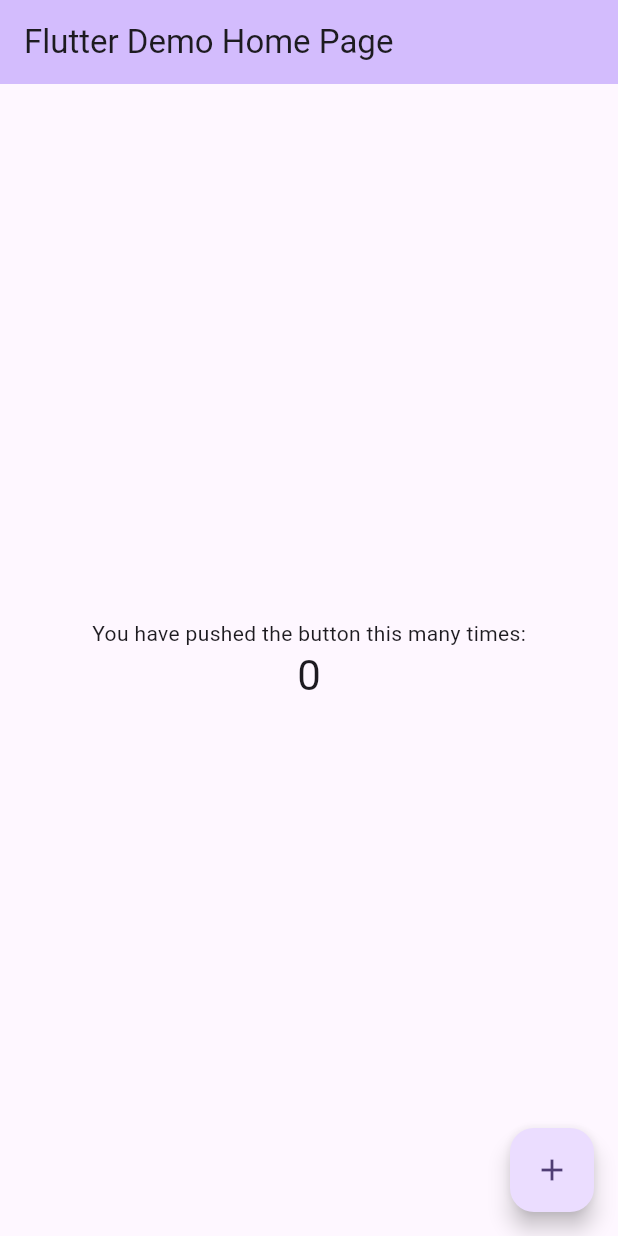
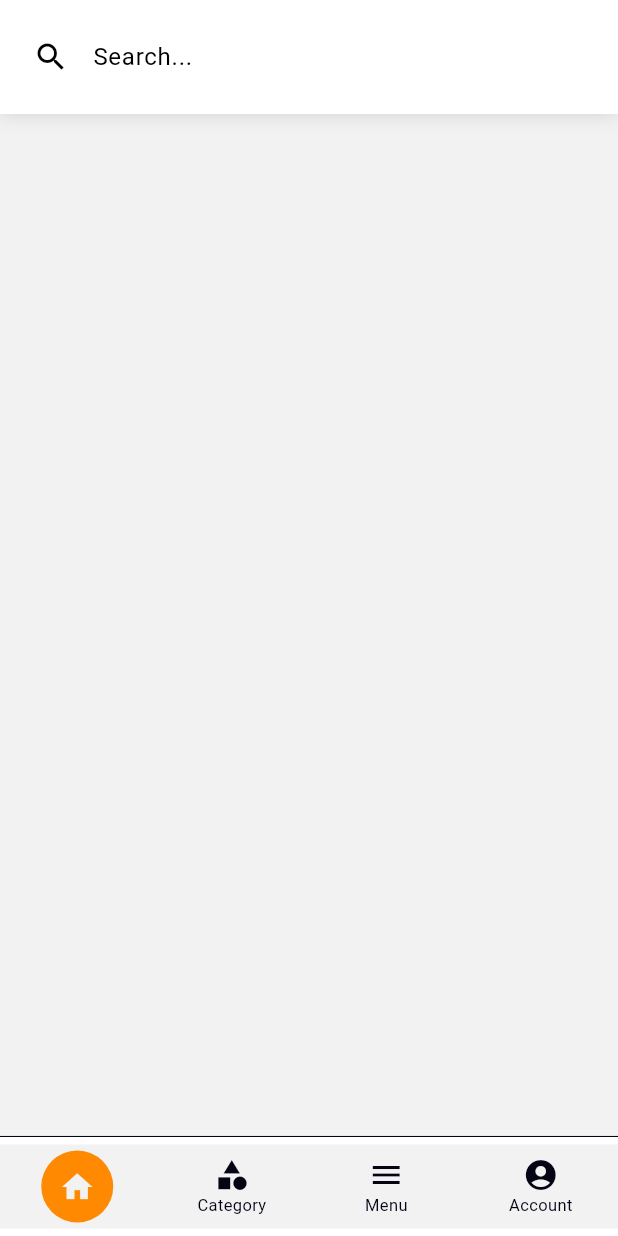
Before and after one commit to nananghidayatulloh/flutter_strapi_ecommerce, a Flutter app: the screen it shows after launch, on a phone screen of 412 x 824 dp. Run offline on Flutter 3.47's test engine with Material 3 defaults, Android fonts, the phone set to English and light mode, and no system bars; drawn by our look-alikes of flutter_snake_navigationbar; our stand-ins replace get.

Commit message:
add some file

```diff
--- /dev/null
+++ b/lib/component/main_header.dart
@@ -0,0 +1,44 @@
+import 'package:flutter/material.dart';
+
+class MainHeader extends StatelessWidget {
+  const MainHeader({super.key});
+
+  @override
+  Widget build(BuildContext context) {
+    return Container(
+      decoration: BoxDecoration(
+        color: Colors.white,
+        boxShadow: <BoxShadow>[
+          BoxShadow(
+            color: Colors.grey.withOpacity(0.4),
+            blurRadius: 10
+          )
+        ]
+      ),
+      padding:  const EdgeInsets.all(10),
+      child: Row(
+        children: [
+          Expanded(child: TextField(
+            autofocus: false,
+            onSubmitted: (val){},
+            onChanged: (val){},
+            decoration: InputDecoration(
+              contentPadding: const EdgeInsets.symmetric(
+                horizontal: 14,
+                vertical: 16
+              ),
+              fillColor: Colors.white,
+              filled: true,
+              border: OutlineInputBorder(
+                borderRadius: BorderRadius.circular(24),
+                borderSide: BorderSide.none
+              ),
+              hintText: "Search...",
+              prefixIcon: const Icon(Icons.search)
+            ),
+          ))
+        ],
+      ),
+    );
+  }
+}
--- /dev/null
+++ b/lib/controller/dashboard_controller.dart
@@ -0,0 +1,10 @@
+import 'package:get/get.dart';
+
+class DashboardController extends GetxController {
+  var tabIndex = 0;
+
+  void updateIndex(int index){
+    tabIndex = index;
+    update();
+  }
+}
--- a/lib/main.dart
+++ b/lib/main.dart
@@ -1,4 +1,8 @@
 import 'package:flutter/material.dart';
+import 'package:get/get.dart';
+import 'package:flutter_strapi_ecommerce/route/app_page.dart';
+import 'package:flutter_strapi_ecommerce/route/app_route.dart';
+import 'package:flutter_strapi_ecommerce/theme/app_theme.dart';
 
 void main() {
   runApp(const MyApp());
@@ -6,120 +10,14 @@
 
 class MyApp extends StatelessWidget {
   const MyApp({super.key});
-
-  // This widget is the root of your application.
   @override
   Widget build(BuildContext context) {
-    return MaterialApp(
-      title: 'Flutter Demo',
-      theme: ThemeData(
-        // This is the theme of your application.
-        //
-        // TRY THIS: Try running your application with "flutter run". You'll see
-        // the application has a purple toolbar. Then, without quitting the app,
-        // try changing the seedColor in the colorScheme below to Colors.green
-        // and then invoke "hot reload" (save your changes or press the "hot
-        // reload" button in a Flutter-supported IDE, or press "r" if you used
-        // the command line to start the app).
-        //
-        // Notice that the counter didn't reset back to zero; the application
-        // state is not lost during the reload. To reset the state, use hot
-        // restart instead.
-        //
-        // This works for code too, not just values: Most code changes can be
-        // tested with just a hot reload.
-        colorScheme: ColorScheme.fromSeed(seedColor: Colors.deepPurple),
-        useMaterial3: true,
-      ),
-      home: const MyHomePage(title: 'Flutter Demo Home Page'),
+     return GetMaterialApp(
+      getPages: AppPage.list,
+      initialRoute: AppRoute.dashboard,
+      debugShowCheckedModeBanner: false,
+      theme: AppTheme.lightTheme,
+      themeMode: ThemeMode.light,
     );
   }
 }
-
-class MyHomePage extends StatefulWidget {
-  const MyHomePage({super.key, required this.title});
-
-  // This widget is the home page of your application. It is stateful, meaning
-  // that it has a State object (defined below) that contains fields that affect
-  // how it looks.
-
-  // This class is the configuration for the state. It holds the values (in this
-  // case the title) provided by the parent (in this case the App widget) and
-  // used by the build method of the State. Fields in a Widget subclass are
-  // always marked "final".
-
-  final String title;
-
-  @override
-  State<MyHomePage> createState() => _MyHomePageState();
-}
-
-class _MyHomePageState extends State<MyHomePage> {
-  int _counter = 0;
-
-  void _incrementCounter() {
-    setState(() {
-      // This call to setState tells the Flutter framework that something has
-      // changed in this State, which causes it to rerun the build method below
-      // so that the display can reflect the updated values. If we changed
-      // _counter without calling setState(), then the build method would not be
-      // called again, and so nothing would appear to happen.
-      _counter++;
-    });
-  }
-
-  @override
-  Widget build(BuildContext context) {
-    // This method is rerun every time setState is called, for instance as done
-    // by the _incrementCounter method above.
-    //
-    // The Flutter framework has been optimized to make rerunning build methods
-    // fast, so that you can just rebuild anything that needs updating rather
-    // than having to individually change instances of widgets.
-    return Scaffold(
-      appBar: AppBar(
-        // TRY THIS: Try changing the color here to a specific color (to
-        // Colors.amber, perhaps?) and trigger a hot reload to see the AppBar
-        // change color while the other colors stay the same.
-        backgroundColor: Theme.of(context).colorScheme.inversePrimary,
-        // Here we take the value from the MyHomePage object that was created by
-        // the App.build method, and use it to set our appbar title.
-        title: Text(widget.title),
-      ),
-      body: Center(
-        // Center is a layout widget. It takes a single child and positions it
-        // in the middle of the parent.
-        child: Column(
-          // Column is also a layout widget. It takes a list of children and
-          // arranges them vertically. By default, it sizes itself to fit its
-          // children horizontally, and tries to be as tall as its parent.
-          //
-          // Column has various properties to control how it sizes itself and
-          // how it positions its children. Here we use mainAxisAlignment to
-          // center the children vertically; the main axis here is the vertical
-          // axis because Columns are vertical (the cross axis would be
-          // horizontal).
-          //
-          // TRY THIS: Invoke "debug painting" (choose the "Toggle Debug Paint"
-          // action in the IDE, or press "p" in the console), to see the
-          // wireframe for each widget.
-          mainAxisAlignment: MainAxisAlignment.center,
-          children: <Widget>[
-            const Text(
-              'You have pushed the button this many times:',
-            ),
-            Text(
-              '$_counter',
-              style: Theme.of(context).textTheme.headlineMedium,
-            ),
-          ],
-        ),
-      ),
-      floatingActionButton: FloatingActionButton(
-        onPressed: _incrementCounter,
-        tooltip: 'Increment',
-        child: const Icon(Icons.add),
-      ), // This trailing comma makes auto-formatting nicer for build methods.
-    );
-  }
-}
--- /dev/null
+++ b/lib/route/app_page.dart
@@ -0,0 +1,14 @@
+import 'package:get/get.dart';
+import 'package:flutter_strapi_ecommerce/route/app_route.dart';
+import 'package:flutter_strapi_ecommerce/view/dashboard/dashboard_binding.dart';
+import 'package:flutter_strapi_ecommerce/view/dashboard/dashboard_screen.dart';
+
+class AppPage {
+  static var list = [
+    GetPage(
+        name: AppRoute.dashboard,
+        page: () => const DashboardScreen(),
+        binding: DashboardBinding()
+    )
+  ];
+}
--- /dev/null
+++ b/lib/route/app_route.dart
@@ -0,0 +1,3 @@
+class AppRoute {
+  static const String dashboard = "/";
+}
--- /dev/null
+++ b/lib/theme/app_theme.dart
@@ -0,0 +1,37 @@
+import 'package:flutter/material.dart';
+import 'package:flutter/scheduler.dart';
+import 'package:flutter/services.dart';
+
+class AppTheme {
+  static Color lightBackgroundColor = const Color(0xfff2f2f2);
+  static Color lightPrimaryColor = const Color(0xffff8900);
+  static Color lightSecondaryColor = const Color(0xff040415);
+  static Color lightAccentColor = Colors.blueGrey.shade200;
+  static Color lightParticlesColor = const Color(0x44948282);
+  static Color lightTextColor = Colors.black54;
+
+  const AppTheme._();
+
+  static final lightTheme = ThemeData(
+      brightness: Brightness.light,
+      primaryColor: lightPrimaryColor,
+      visualDensity: VisualDensity.adaptivePlatformDensity,
+      appBarTheme: AppBarTheme(backgroundColor: lightPrimaryColor),
+      textButtonTheme: TextButtonThemeData(
+          style: TextButton.styleFrom(foregroundColor: lightBackgroundColor)), colorScheme: ColorScheme.light(secondary: lightSecondaryColor).copyWith(surface: lightBackgroundColor)
+  );
+
+  static Brightness get currentSystemBrightness =>
+      // ignore: deprecated_member_use
+      SchedulerBinding.instance.window.platformBrightness;
+
+  static setStatusBarAndNavigationBarColors(ThemeMode themeMode) {
+    SystemChrome.setSystemUIOverlayStyle(SystemUiOverlayStyle(
+      statusBarColor: Colors.transparent,
+      statusBarIconBrightness: Brightness.light,
+      systemNavigationBarIconBrightness: Brightness.light,
+      systemNavigationBarColor: lightBackgroundColor,
+      systemNavigationBarDividerColor: Colors.transparent,
+    ));
+  }
+}
--- /dev/null
+++ b/lib/view/dashboard/dashboard_binding.dart
@@ -0,0 +1,9 @@
+import 'package:get/get.dart';
+import 'package:flutter_strapi_ecommerce/controller/dashboard_controller.dart';
+
+ class DashboardBinding extends Bindings {
+  @override
+  void dependencies() {
+    Get.put(DashboardController());
+  }
+}
--- /dev/null
+++ b/lib/view/dashboard/dashboard_screen.dart
@@ -0,0 +1,64 @@
+import 'package:flutter/material.dart';
+import 'package:flutter_snake_navigationbar/flutter_snake_navigationbar.dart';
+import 'package:flutter_strapi_ecommerce/view/home/home_screen.dart';
+import 'package:get/get.dart';
+import 'package:flutter_strapi_ecommerce/controller/dashboard_controller.dart';
+
+class DashboardScreen extends StatelessWidget {
+  const DashboardScreen({super.key});
+
+  @override
+  Widget build(BuildContext context) {
+    return GetBuilder<DashboardController>(
+      builder: (controller) => Scaffold(
+        body: SafeArea(
+          child: IndexedStack(
+            index: controller.tabIndex,
+            children: [
+              const HomeScreen(),
+              Container(
+                color: Colors.red,
+              ),
+              Container(
+                color: Colors.blue,
+              ),
+              Container(
+                color: Colors.orange,
+              )
+            ],
+          ),
+        ),
+        bottomNavigationBar: Container(
+          decoration: BoxDecoration(
+              color: Colors.white,
+              border: Border(
+                  top: BorderSide(
+                      color: Theme.of(context).colorScheme.secondary,
+                      width: 0.7
+                  )
+              )
+          ),
+          child: SnakeNavigationBar.color(
+            behaviour: SnakeBarBehaviour.floating,
+            snakeShape: SnakeShape.circle,
+            padding: const EdgeInsets.symmetric(vertical: 5),
+            unselectedLabelStyle: const TextStyle(fontSize: 11),
+            snakeViewColor: Theme.of(context).primaryColor,
+            unselectedItemColor: Theme.of(context).colorScheme.secondary,
+            showUnselectedLabels: true,
+            currentIndex: controller.tabIndex,
+            onTap: (val){
+              controller.updateIndex(val);
+            },
+            items: const [
+              BottomNavigationBarItem(icon: Icon(Icons.home), label: 'Home'),
+              BottomNavigationBarItem(icon: Icon(Icons.category), label: 'Category'),
+              BottomNavigationBarItem(icon: Icon(Icons.menu), label: 'Menu'),
+              BottomNavigationBarItem(icon: Icon(Icons.account_circle), label: 'Account')
+            ],
+          ),
+        ),
+      ),
+    );
+  }
+}
--- /dev/null
+++ b/lib/view/home/home_screen.dart
@@ -0,0 +1,17 @@
+import "package:flutter/material.dart";
+import "package:flutter_strapi_ecommerce/component/main_header.dart";
+
+class HomeScreen extends StatelessWidget {
+  const HomeScreen({super.key});
+
+  @override
+  Widget build(BuildContext context) {
+    return const SafeArea(
+      child: Column(
+        children: [
+          MainHeader()
+        ],
+      ),
+    );
+  }
+}
--- /dev/null
+++ b/note.txt
@@ -0,0 +1,6 @@
+1. Create flutter project
+2. Create folder controller, model, route, service, view
+3. add Library
+    get: ^4.6.1
+    flutter_snake_navigationbar: ^0.6.1
+4. app_page.dart, app_route.dart
--- a/pubspec.yaml
+++ b/pubspec.yaml
@@ -1,4 +1,4 @@
-name: ecommerce_flutter_nodejs
+name: flutter_strapi_ecommerce
 description: "A new Flutter project."
 # The following line prevents the package from being accidentally published to
 # pub.dev using `flutter pub publish`. This is preferred for private packages.
@@ -35,6 +35,8 @@ dependencies:
   # The following adds the Cupertino Icons font to your application.
   # Use with the CupertinoIcons class for iOS style icons.
   cupertino_icons: ^1.0.6
+  get: ^4.6.1
+  flutter_snake_navigationbar: ^0.6.1
 
 dev_dependencies:
   flutter_test:
```
Also changed, not shown: pubspec.lock, 3 other files.
